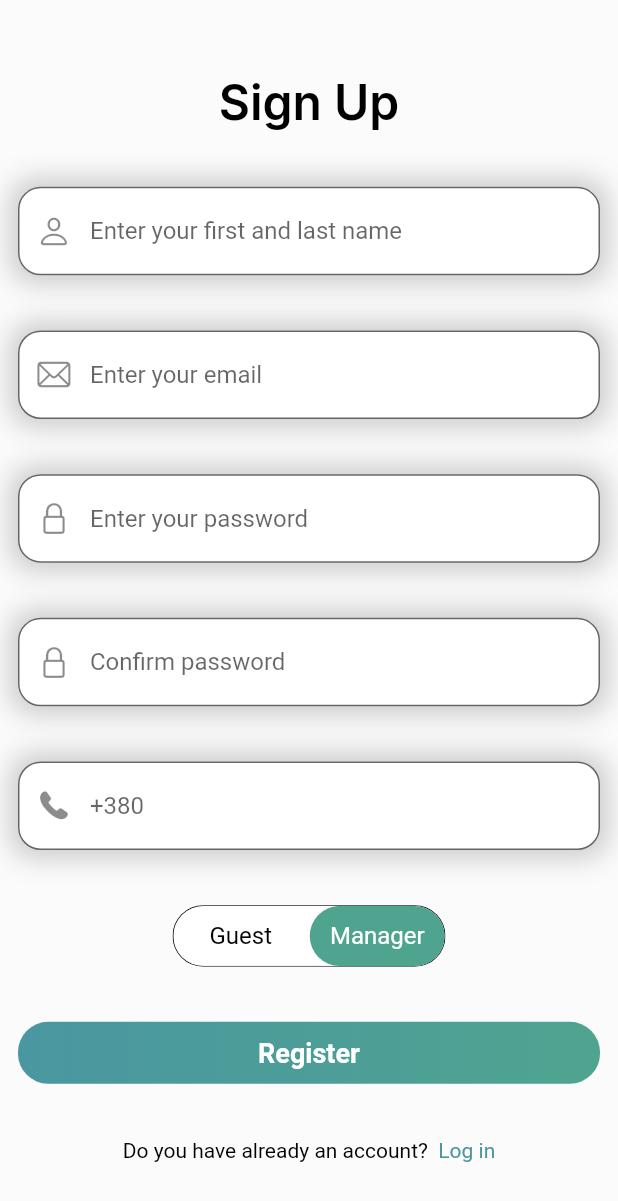
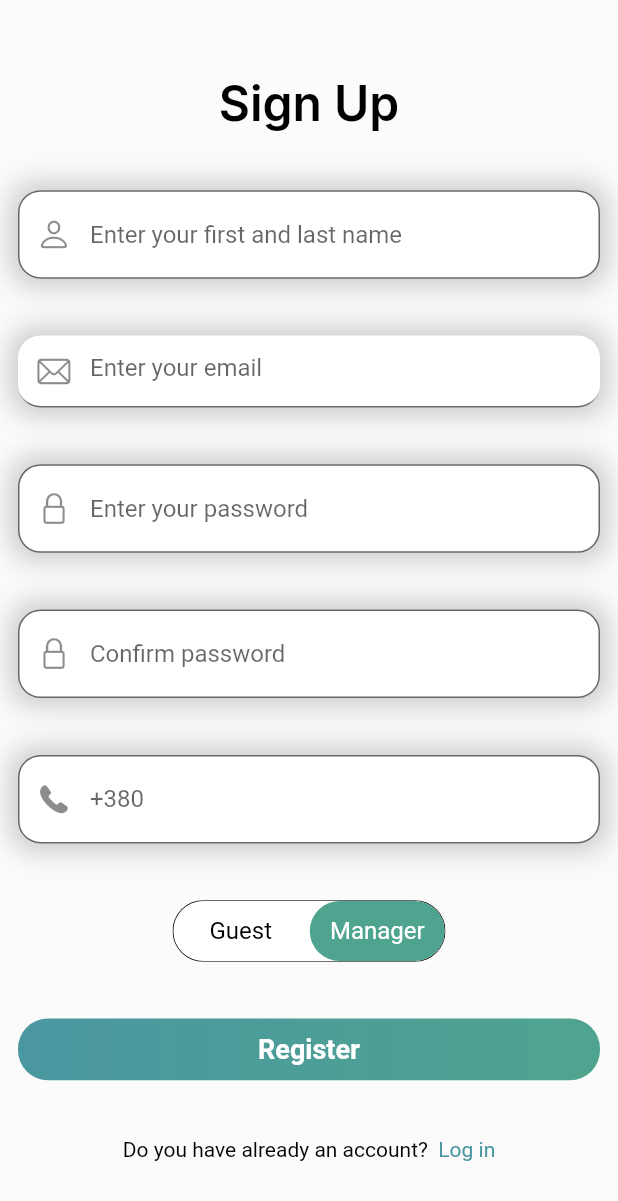
Before and after one commit to Roman-Dzerkal/hostelway-mobile-old, a Flutter app: the screen it shows after launch, on a phone screen of 412 x 824 dp. Shown: the top 1201 px of the screen. Run offline on Flutter 3.47's test engine with Material 2 defaults, Android fonts, the phone set to English and light mode, and no system bars; drawn by our look-alikes of toggle_switch; our stand-ins replace dio, go_router, google_fonts, logger, stacked; accounts and stored records are empty.

Commit message:
Minor change

```diff
--- a/lib/pages/auth/registration/registration_view.dart
+++ b/lib/pages/auth/registration/registration_view.dart
@@ -54,7 +54,7 @@ class RegistrationView extends StatelessWidget {
                           fillColor: Colors.white,
                           hintText: 'Enter your email',
                           prefixIcon: const Icon(CupertinoIcons.envelope),
-                          border: OutlineInputBorder(
+                          border: UnderlineInputBorder(
                               borderRadius: BorderRadius.circular(15))),
                     ),
                   ),
```
